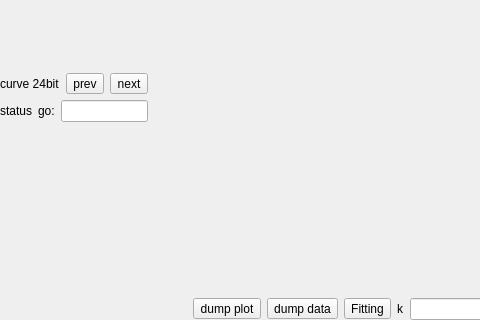
The window that src/form/plot/formplothistory.ui (MRsoymilk/MySerial) describes before a commit, drawn with Qt 5; both pictures show x 0 to 480 and y 320 to 640 of the 840 by 640 pixel window.
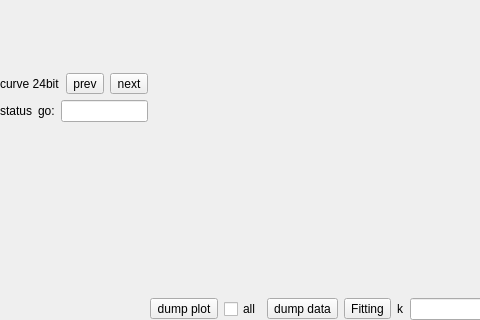
The same window after the commit.

Commit message: dump data as one csv

Diff of the .ui file:
```diff
--- a/src/form/plot/formplothistory.ui
+++ b/src/form/plot/formplothistory.ui
@@ -163,6 +163,13 @@
        </property>
       </widget>
      </item>
+     <item>
+      <widget class="QCheckBox" name="checkBoxAll">
+       <property name="text">
+        <string>all</string>
+       </property>
+      </widget>
+     </item>
      <item>
       <widget class="QToolButton" name="toolButtonDumpData">
        <property name="text">
```
The commit also changes 2 other files.
